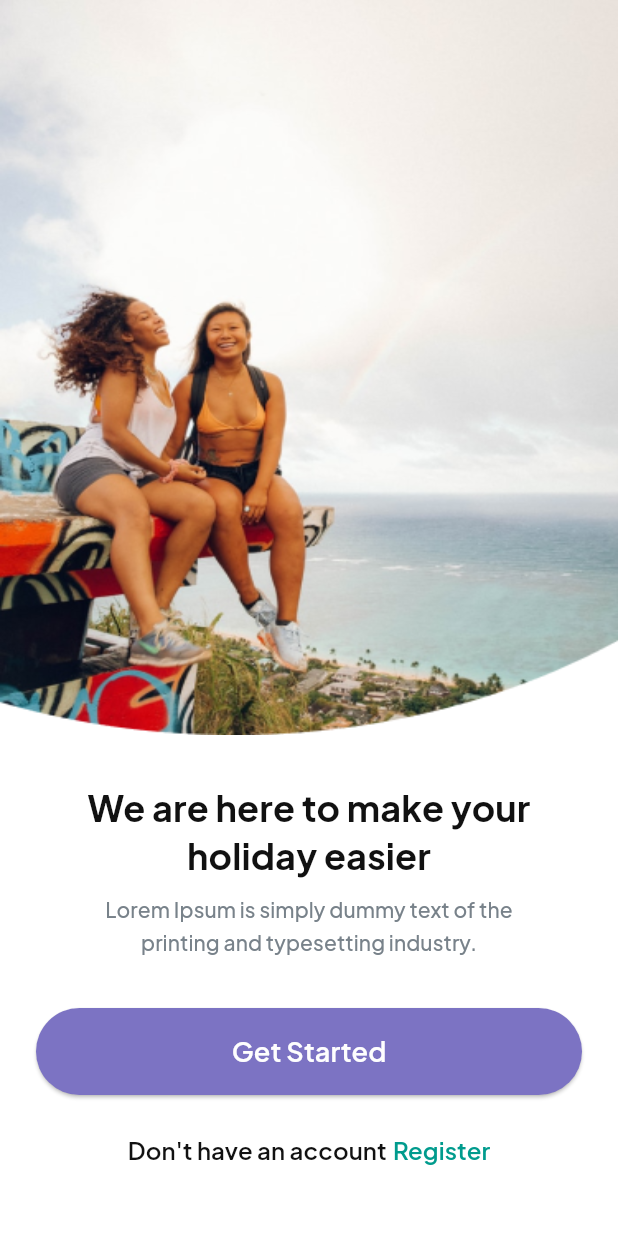
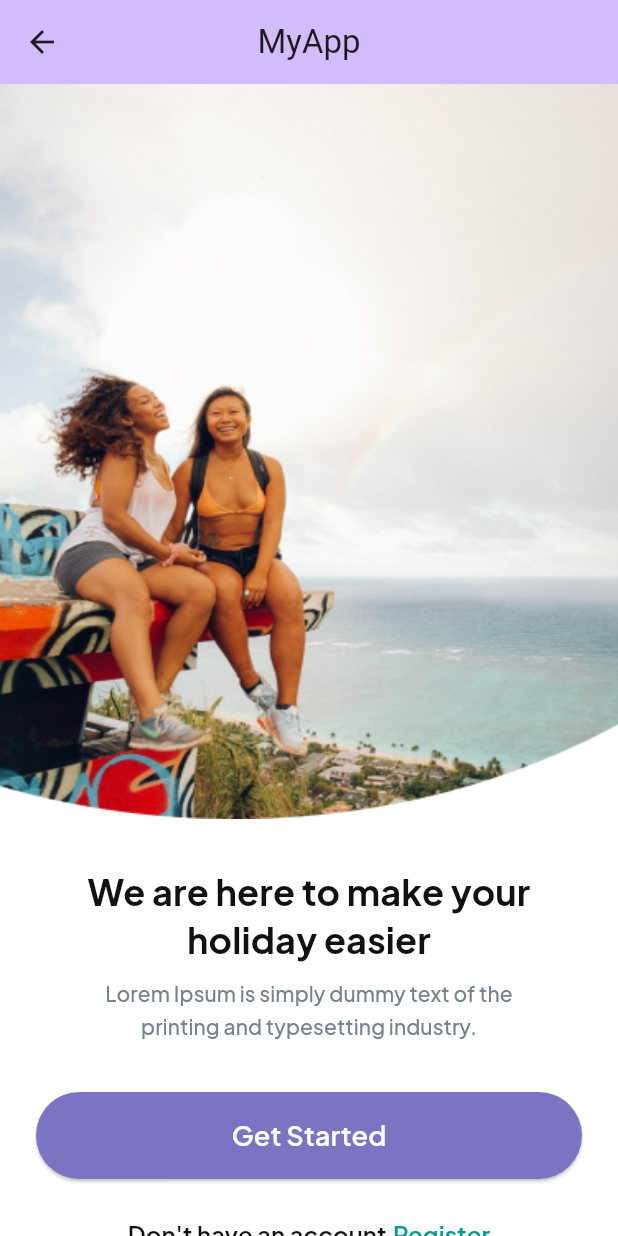
Before and after one commit to JAM5BOCsAdi/vacation, a Flutter app: the screen it shows after launch, on a phone screen of 412 x 824 dp. Run offline on Flutter 3.47's test engine with Material 2 defaults, Android fonts, the phone set to English and light mode, and no system bars; our stand-ins replace google_fonts.

Commit message:
BaseStatelessWidget

```diff
--- a/lib/screens/onboarding_screen.dart
+++ b/lib/screens/onboarding_screen.dart
@@ -3,6 +3,7 @@ import 'package:google_fonts/google_fonts.dart';
 import 'package:vacation/constants/const_colors.dart';
 import 'package:vacation/constants/const_routes.dart';
 import 'package:vacation/constants/const_texts.dart';
+import 'package:vacation/widgets/base_stateless_widget.dart';
 
 import '../constants/const_images.dart';
 import '../constants/const_styles.dart';
@@ -13,26 +14,16 @@ class OnBoardingScreen extends StatelessWidget {
   @override
   Widget build(BuildContext context) {
     final mediaQuery = MediaQuery.of(context).size;
-    double height = mediaQuery.height;
-    double width = mediaQuery.width;
-    print('Height: $height');
-    print('Width: $width');
+    // final height = mediaQuery.height;
+    final width = mediaQuery.width;
 
-    return Scaffold(
-      body: SafeArea(
-        top: false,
-        child: Container(
+    return BaseStatelessWidget(
       color: kWhiteColor,
-          height: height,
-          width: width,
-          child: Scrollbar(
-            child: SingleChildScrollView(
-              physics: const AlwaysScrollableScrollPhysics(),
-              scrollDirection: Axis.vertical,
       child: Column(
         children: [
           Padding(
-                    padding: const EdgeInsets.only(left: 0, top: 0, right: 0, bottom: 32),
+            padding:
+                const EdgeInsets.only(left: 0, top: 0, right: 0, bottom: 32),
             child: Image.asset(
               kSubtract,
               fit: BoxFit.fill,
@@ -41,11 +32,13 @@ class OnBoardingScreen extends StatelessWidget {
             ),
           ),
           Padding(
-                    padding: const EdgeInsets.only(left: 24, top: 0, right: 24, bottom: 0),
+            padding:
+                const EdgeInsets.only(left: 24, top: 0, right: 24, bottom: 0),
             child: Column(
               children: [
                 Padding(
-                          padding: const EdgeInsets.only(left: 15.5, top: 0, right: 15.5, bottom: 33),
+                  padding: const EdgeInsets.only(
+                      left: 15.5, top: 0, right: 15.5, bottom: 33),
                   child: Column(
                     children: [
                       Padding(
@@ -79,13 +72,15 @@ class OnBoardingScreen extends StatelessWidget {
                   ),
                 ),
                 Padding(
-                          padding: const EdgeInsets.only(top: 0, right: 0, left: 0, bottom: 24),
+                  padding: const EdgeInsets.only(
+                      top: 0, right: 0, left: 0, bottom: 24),
                   child: ElevatedButton(
                     style: ElevatedButton.styleFrom(
                       backgroundColor: kBlueColor,
                       fixedSize: const Size(double.maxFinite, 58),
                     ),
-                            onPressed: () => Navigator.of(context).pushNamed(kHomeScreen),
+                    onPressed: () =>
+                        Navigator.of(context).pushNamed(kHomeScreen),
                     child: Text(
                       kOnBoardingButton,
                       style: GoogleFonts.plusJakartaSans(
@@ -99,12 +94,14 @@ class OnBoardingScreen extends StatelessWidget {
                   ),
                 ),
                 Padding(
-                          padding: const EdgeInsets.only(left: 0, top: 0, right: 0, bottom: 34),
+                  padding: const EdgeInsets.only(
+                      left: 0, top: 0, right: 0, bottom: 34),
                   child: Row(
                     mainAxisAlignment: MainAxisAlignment.center,
                     children: [
                       Padding(
-                                padding: const EdgeInsets.only(top: 0, right: 4, left: 0, bottom: 0),
+                        padding: const EdgeInsets.only(
+                            top: 0, right: 4, left: 0, bottom: 0),
                         child: Text(
                           kOnBoardingDHA,
                           style: textStyle(kBlackColor),
@@ -122,10 +119,6 @@ class OnBoardingScreen extends StatelessWidget {
           ),
         ],
       ),
-            ),
-          ),
-        ),
-      ),
     );
   }
 }
--- /dev/null
+++ b/lib/widgets/base_stateless_widget.dart
@@ -0,0 +1,59 @@
+import 'package:flutter/material.dart';
+
+@immutable
+class BaseStatelessWidget extends StatelessWidget {
+  final PreferredSizeWidget? appBar;
+  final bool? safeAreaTop;
+  final bool? safeAreaBottom;
+  final bool? safeAreaLeft;
+  final bool? safeAreaRight;
+  final Color? color;
+  final double? height;
+  final double? width;
+  final ScrollPhysics? physics;
+  final Widget child;
+
+  const BaseStatelessWidget({
+    super.key,
+    this.appBar,
+    this.safeAreaTop,
+    this.safeAreaBottom,
+    this.safeAreaLeft,
+    this.safeAreaRight,
+    this.color,
+    this.height,
+    this.width,
+    this.physics,
+    required this.child,
+  });
+
+  @override
+  Widget build(BuildContext context) {
+    return Scaffold(
+      appBar: appBar ??
+          AppBar(
+            backgroundColor: Theme.of(context).colorScheme.inversePrimary,
+            centerTitle: true,
+            title: const Text('MyApp'),
+          ),
+      body: SafeArea(
+        top: safeAreaTop ?? true,
+        bottom: safeAreaBottom ?? true,
+        left: safeAreaLeft ?? true,
+        right: safeAreaRight ?? true,
+        child: Container(
+          color: color ?? Theme.of(context).colorScheme.onPrimary,
+          height: height ?? MediaQuery.of(context).size.height,
+          width: width ?? MediaQuery.of(context).size.width,
+          child: Scrollbar(
+            child: SingleChildScrollView(
+              scrollDirection: Axis.vertical,
+              physics: physics ?? const AlwaysScrollableScrollPhysics(),
+              child: child,
+            ),
+          ),
+        ),
+      ),
+    );
+  }
+}
```
Also changed, not shown: lib/screens/home_screen.dart (+7 -12 lines), lib/screens/stateless_base_screen.dart (deleted, +0 -14 lines), lib/screens/vacation_details_screen.dart (+7 -12 lines). Lines whose indentation alone changed are shown as unchanged.
